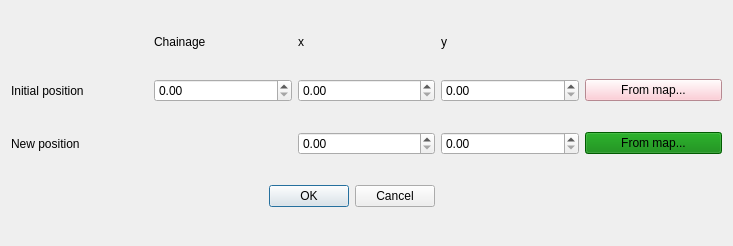
Above: correction_dialog.ui from Drew973/PTS_image_loader before the change. Below: the same form after it.
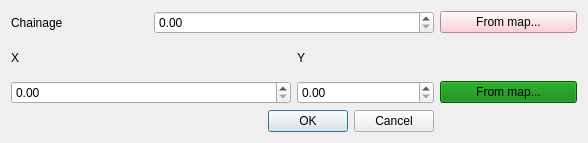
That is the form after the change.

Commit message: fixed bugs with funding positions. using chainage,x,y for offsets.

Diff of the .ui file:
```diff
--- a/correction_dialog.ui
+++ b/correction_dialog.ui
@@ -6,14 +6,24 @@
    <rect>
     <x>0</x>
     <y>0</y>
-    <width>733</width>
-    <height>246</height>
+    <width>588</width>
+    <height>143</height>
    </rect>
   </property>
   <property name="windowTitle">
    <string>Dialog</string>
   </property>
   <layout class="QGridLayout" name="gridLayout">
+   <item row="2" column="0" colspan="2">
+    <widget class="QDoubleSpinBox" name="x">
+     <property name="maximum">
+      <double>9999999999999999635896294965248.000000000000000</double>
+     </property>
+     <property name="singleStep">
+      <double>0.010000000000000</double>
+     </property>
+    </widget>
+   </item>
    <item row="3" column="0" colspan="3">
     <widget class="QDialogButtonBox" name="buttonBox">
      <property name="orientation">
@@ -24,49 +34,20 @@
      </property>
     </widget>
    </item>
-   <item row="1" column="0">
-    <widget class="QLabel" name="label_3">
-     <property name="sizePolicy">
-      <sizepolicy hsizetype="Preferred" vsizetype="Preferred">
-       <horstretch>0</horstretch>
-       <verstretch>0</verstretch>
-      </sizepolicy>
+   <item row="0" column="1" colspan="2">
+    <widget class="QDoubleSpinBox" name="chainage">
+     <property name="maximum">
+      <double>9999999999999999635896294965248.000000000000000</double>
      </property>
-     <property name="text">
-      <string>Initial position</string>
+     <property name="singleStep">
+      <double>0.010000000000000</double>
      </property>
     </widget>
    </item>
-   <item row="2" column="4">
-    <widget class="QPushButton" name="endFromMapButton">
+   <item row="0" column="4">
+    <widget class="QPushButton" name="chainageButton">
      <property name="toolTip">
-      <string>&lt;html&gt;&lt;head/&gt;&lt;body&gt;&lt;p&gt;Set new chainage &amp;amp; offset by clicking map&lt;/p&gt;&lt;/body&gt;&lt;/html&gt;</string>
-     </property>
-     <property name="styleSheet">
-      <string notr="true">background-color:green;</string>
-     </property>
-     <property name="text">
-      <string>From map...</string>
-     </property>
-    </widget>
-   </item>
-   <item row="0" column="1">
-    <widget class="QLabel" name="label">
-     <property name="sizePolicy">
-      <sizepolicy hsizetype="Preferred" vsizetype="Fixed">
-       <horstretch>0</horstretch>
-       <verstretch>0</verstretch>
-      </sizepolicy>
-     </property>
-     <property name="text">
-      <string>Chainage</string>
-     </property>
-    </widget>
-   </item>
-   <item row="1" column="4">
-    <widget class="QPushButton" name="startFromMapButton">
-     <property name="toolTip">
-      <string>&lt;html&gt;&lt;head/&gt;&lt;body&gt;&lt;p&gt;Set initial chainage &amp;amp; offset by clicking map&lt;/p&gt;&lt;/body&gt;&lt;/html&gt;</string>
+      <string>&lt;html&gt;&lt;head/&gt;&lt;body&gt;&lt;p&gt;Set chainage by clicking map&lt;/p&gt;&lt;/body&gt;&lt;/html&gt;</string>
      </property>
      <property name="autoFillBackground">
       <bool>false</bool>
@@ -83,100 +64,52 @@
     </widget>
    </item>
    <item row="1" column="2">
-    <widget class="QDoubleSpinBox" name="startX">
-     <property name="sizePolicy">
-      <sizepolicy hsizetype="Minimum" vsizetype="Fixed">
-       <horstretch>0</horstretch>
-       <verstretch>0</verstretch>
-      </sizepolicy>
+    <widget class="QLabel" name="label_3">
+     <property name="text">
+      <string>Y</string>
      </property>
-     <property name="toolTip">
-      <string>&lt;html&gt;&lt;head/&gt;&lt;body&gt;&lt;p&gt;Negative for left hand side.&lt;/p&gt;&lt;/body&gt;&lt;/html&gt;</string>
-     </property>
-     <property name="minimum">
-      <double>0.000000000000000</double>
-     </property>
-     <property name="maximum">
-      <double>9999999999999999538762658202121142272.000000000000000</double>
-     </property>
-     <property name="singleStep">
-      <double>0.010000000000000</double>
-     </property>
-     <property name="value">
-      <double>0.000000000000000</double>
-     </property>
     </widget>
    </item>
-   <item row="1" column="1">
-    <widget class="QDoubleSpinBox" name="chainage">
-     <property name="maximum">
-      <double>9999999999999999635896294965248.000000000000000</double>
-     </property>
-     <property name="singleStep">
-      <double>0.010000000000000</double>
-     </property>
-    </widget>
-   </item>
-   <item row="1" column="3">
-    <widget class="QDoubleSpinBox" name="startY">
-     <property name="maximum">
-      <double>9999999999999999635896294965248.000000000000000</double>
-     </property>
-     <property name="singleStep">
-      <double>0.010000000000000</double>
-     </property>
-    </widget>
-   </item>
-   <item row="2" column="3">
-    <widget class="QDoubleSpinBox" name="endY">
-     <property name="toolTip">
-      <string>&lt;html&gt;&lt;head/&gt;&lt;body&gt;&lt;p&gt;Negative for left hand side.&lt;/p&gt;&lt;/body&gt;&lt;/html&gt;</string>
-     </property>
-     <property name="minimum">
-      <double>0.000000000000000</double>
-     </property>
-     <property name="maximum">
-      <double>9999999999999999635896294965248.000000000000000</double>
-     </property>
-     <property name="singleStep">
-      <double>0.010000000000000</double>
-     </property>
-    </widget>
-   </item>
-   <item row="2" column="2">
-    <widget class="QDoubleSpinBox" name="endX">
-     <property name="maximum">
-      <double>9999999999999999635896294965248.000000000000000</double>
-     </property>
-     <property name="singleStep">
-      <double>0.010000000000000</double>
-     </property>
-    </widget>
-   </item>
-   <item row="0" column="2">
-    <widget class="QLabel" name="label_4">
-     <property name="sizePolicy">
-      <sizepolicy hsizetype="Preferred" vsizetype="Preferred">
-       <horstretch>0</horstretch>
-       <verstretch>0</verstretch>
-      </sizepolicy>
-     </property>
+   <item row="0" column="0">
+    <widget class="QLabel" name="label">
      <property name="text">
-      <string>x</string>
+      <string>Chainage</string>
      </property>
     </widget>
    </item>
-   <item row="0" column="3">
+   <item row="1" column="0">
     <widget class="QLabel" name="label_2">
      <property name="text">
-      <string>y</string>
+      <string>X</string>
      </property>
     </widget>
    </item>
-   <item row="2" column="0">
-    <widget class="QLabel" name="label_5">
+   <item row="2" column="2">
+    <widget class="QDoubleSpinBox" name="y">
+     <property name="toolTip">
+      <string>&lt;html&gt;&lt;head/&gt;&lt;body&gt;&lt;p&gt;Negative for left hand side.&lt;/p&gt;&lt;/body&gt;&lt;/html&gt;</string>
+     </property>
+     <property name="minimum">
+      <double>0.000000000000000</double>
+     </property>
+     <property name="maximum">
+      <double>9999999999999999635896294965248.000000000000000</double>
+     </property>
+     <property name="singleStep">
+      <double>0.010000000000000</double>
+     </property>
+    </widget>
+   </item>
+   <item row="2" column="4">
+    <widget class="QPushButton" name="endFromMapButton">
+     <property name="toolTip">
+      <string>&lt;html&gt;&lt;head/&gt;&lt;body&gt;&lt;p&gt;Set (x,y) by clicking map&lt;/p&gt;&lt;/body&gt;&lt;/html&gt;</string>
+     </property>
+     <property name="styleSheet">
+      <string notr="true">background-color:green;</string>
+     </property>
      <property name="text">
-      <string>New position</string>
+      <string>From map...</string>
      </property>
     </widget>
    </item>
```
The commit also changes 13 other files.
